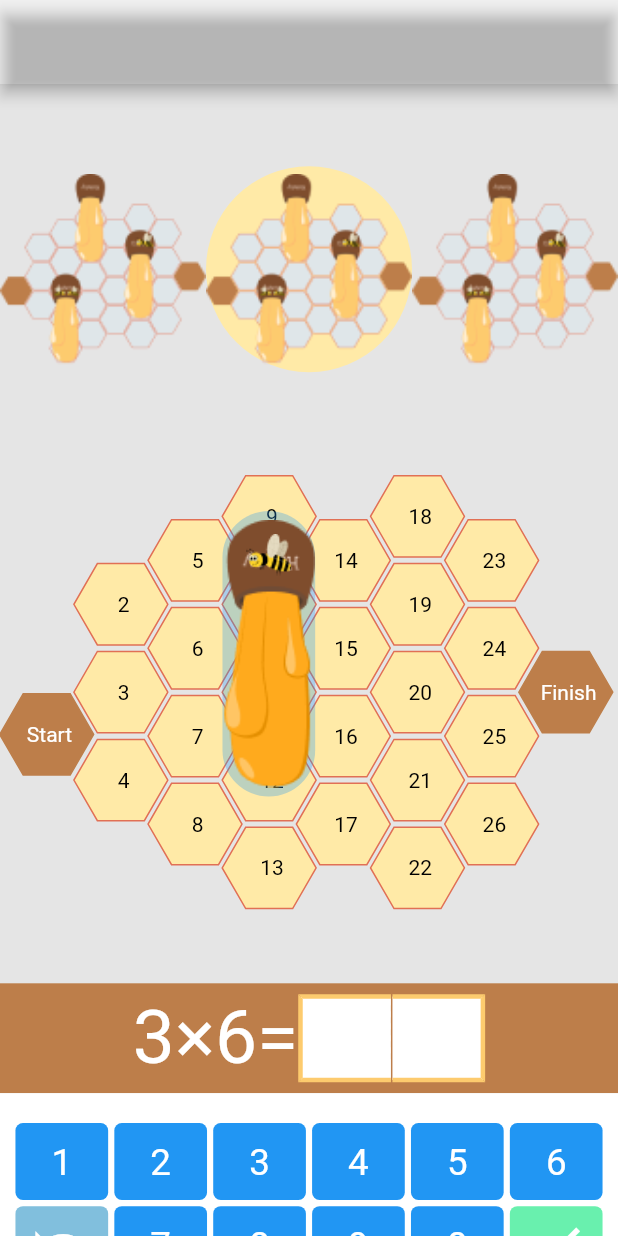
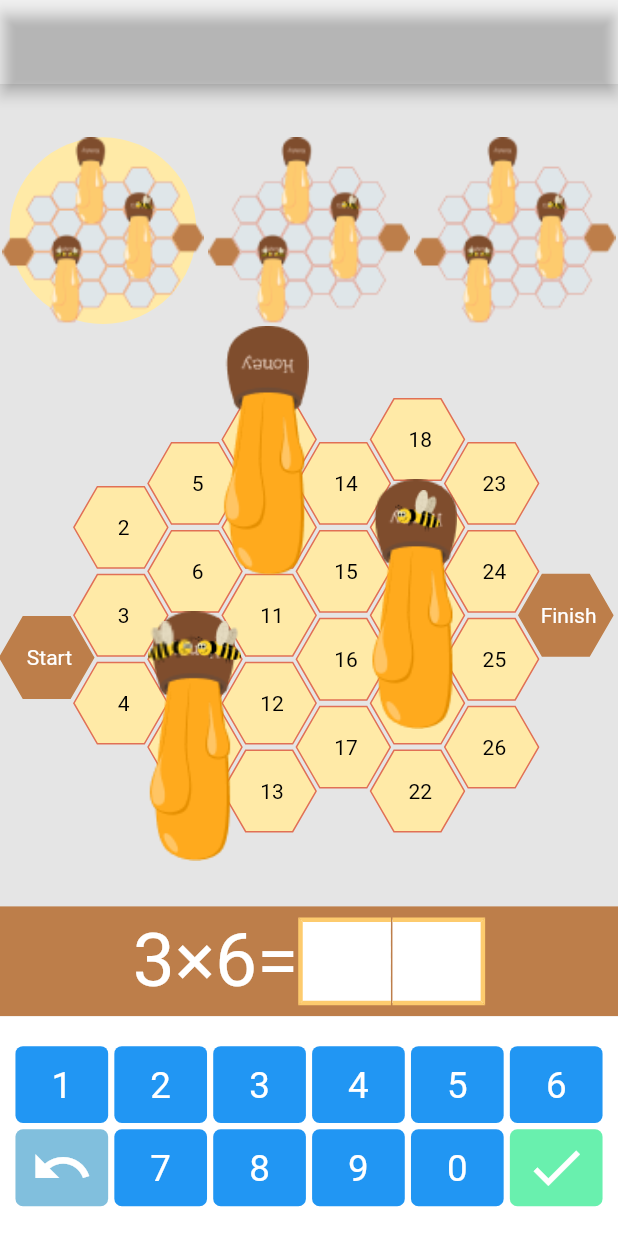
Before and after one commit to smart-beppu/honey_demo, a Flutter app: the screen it shows after launch, on a phone screen of 412 x 824 dp. Run offline on Flutter 3.47's test engine with Material 2 defaults, Android fonts, the light colour scheme and no system bars; drawn by our look-alikes of dotted_line; missing offline and left inert: hexagon.

Commit message:
レイアウト変更

```diff
--- a/lib/hexagon_filed/widget/jar.dart
+++ b/lib/hexagon_filed/widget/jar.dart
@@ -1,8 +1,10 @@
 import 'package:flutter/material.dart';
+import 'package:hexagon_demo/key_pad/key_pad.dart';
 
 class Jar extends StatelessWidget {
   final Size size;
-  const Jar({super.key, required this.size});
+  final int num;
+  const Jar({super.key, required this.size, required this.num});
   @override
   Widget build(BuildContext context) {
     return Stack(
@@ -17,23 +19,52 @@ class Jar extends StatelessWidget {
         // ),
 
         Container(
-          width: size.width * 0.15,
-          height: size.height * 0.26,
+          width: size.width * 0.14,
+          height: size.height * 0.25,
           decoration: BoxDecoration(
-              color: Colors.blue.withOpacity(0.3),
               image: const DecorationImage(
                   image: AssetImage("asstes/images/jar.png"),
                   fit: BoxFit.fitWidth),
               borderRadius: BorderRadius.circular(60)),
         ),
-        Container(
-          width: size.width * 0.15,
-          height: size.height * 0.08,
-          decoration: const BoxDecoration(
-              image:
-                  DecorationImage(image: AssetImage("asstes/images/bee.png"))),
-        )
+        bee(num)
       ],
     );
   }
+
+  Widget bee(num) {
+    if (num == 1) {
+      return Row(
+        children: [
+          Container(
+            width: size.width * 0.075,
+            height: size.height * 0.08,
+            decoration: BoxDecoration(
+              image: DecorationImage(
+                  image: AssetImage("asstes/images/bee$num.png"),
+                  fit: BoxFit.contain),
+            ),
+          ),
+          Container(
+            width: size.width * 0.075,
+            height: size.height * 0.08,
+            decoration: const BoxDecoration(
+              image: DecorationImage(
+                  image: AssetImage("asstes/images/bee.png"),
+                  fit: BoxFit.contain),
+            ),
+          ),
+        ],
+      );
+    }
+    if (num == 3) {
+      return Container(
+        width: size.width * 0.15,
+        height: size.height * 0.08,
+        decoration: const BoxDecoration(
+            image: DecorationImage(image: AssetImage("asstes/images/bee.png"))),
+      );
+    }
+    return Container();
+  }
 }
--- a/lib/hives_route/hives_route.dart
+++ b/lib/hives_route/hives_route.dart
@@ -7,7 +7,7 @@ class HivesRoute extends StatelessWidget {
   Widget build(BuildContext context) {
     return Container(
       width: size.width * 1,
-      height: size.height * 0.24,
+      height: size.height * 0.17,
       child: Stack(
         children: <Widget>[
           Row(
@@ -16,7 +16,7 @@ class HivesRoute extends StatelessWidget {
                 Container(
                   width: size.width / 3,
                   decoration: BoxDecoration(
-                      color: i == 1
+                      color: i == 0
                           ? const Color.fromARGB(255, 255, 234, 167)
                           : Colors.transparent,
                       shape: BoxShape.circle),
@@ -33,7 +33,7 @@ class HivesRoute extends StatelessWidget {
                         image: AssetImage(
                           "asstes/images/hive.png",
                         ),
-                        fit: BoxFit.fitWidth),
+                        fit: BoxFit.fitHeight),
                   ),
                 ),
             ],
--- a/lib/main.dart
+++ b/lib/main.dart
@@ -70,12 +70,27 @@ class _MyHomePageState extends State<MyHomePage> {
                     Stack(
                       children: [
                         HexagonListContainer(size: containerSize),
-                        Padding(
-                          padding: EdgeInsets.only(
-                              left: containerSize.width * 0.36,
-                              top: containerSize.height * 0.1),
-                          child: Jar(size: containerSize),
-                        )
+                        Positioned(
+                            top: containerSize.height * 0.25,
+                            left: containerSize.width * 0.24,
+                            child: Jar(
+                              size: containerSize,
+                              num: 1,
+                            )),
+                        Positioned(
+                            bottom: containerSize.height * 0.29,
+                            left: containerSize.width * 0.36,
+                            child: Jar(
+                              size: containerSize,
+                              num: 2,
+                            )),
+                        Positioned(
+                            top: containerSize.height * 0.13,
+                            left: containerSize.width * 0.6,
+                            child: Jar(
+                              size: containerSize,
+                              num: 3,
+                            )),
                       ],
                     ),
                     // HexagonPackage(size: containerSize),HEXマップ作れるライブラリ
--- a/pubspec.yaml
+++ b/pubspec.yaml
@@ -67,6 +67,7 @@ flutter:
       - asstes/images/hive.png
       - asstes/images/jar.png
       - asstes/images/bee.png
+      - asstes/images/bee1.png
   #   - images/a_dot_burr.jpeg
   #   - images/a_dot_ham.jpeg
 
```
Also changed, not shown: asstes/images/bee1.png (added).
